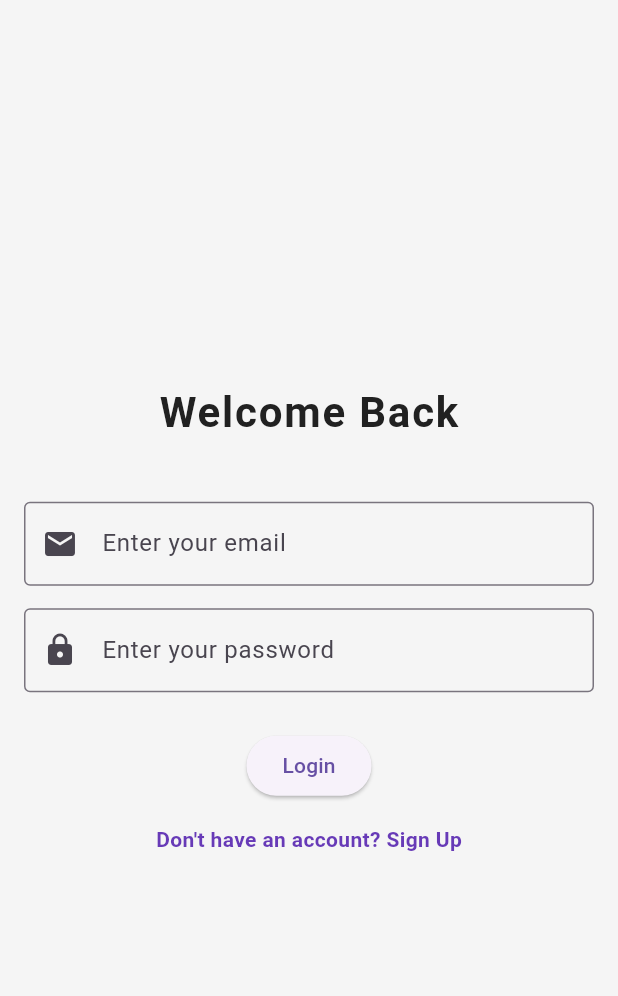
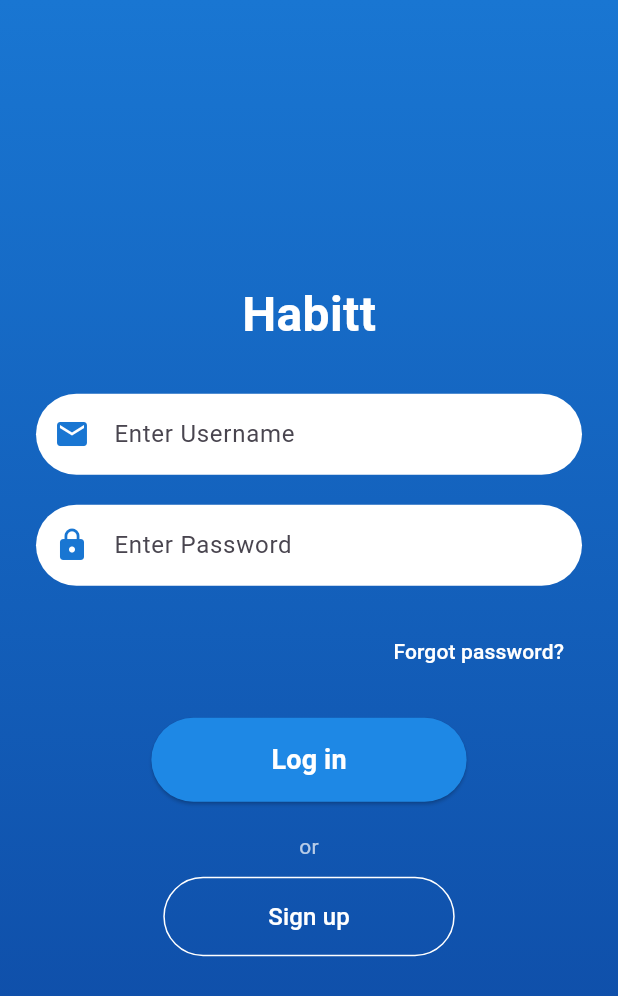
Before and after one commit to siddhipra2804-a11y/habit_tracker, a Flutter app: the screen it shows after launch, on a phone screen of 412 x 824 dp. Shown: the top 996 px of the screen. Run offline on Flutter 3.47's test engine with Material 3 defaults, Android fonts, the phone set to English and light mode, and no system bars; our stand-ins replace fluttertoast, go_router.

Commit message:
update login_screen.dart

```diff
--- a/lib/login_screen.dart
+++ b/lib/login_screen.dart
@@ -1,131 +1,159 @@
 import 'package:flutter/material.dart';
-import 'package:shared_preferences/shared_preferences.dart';
-import 'package:go_router/go_router.dart';
-import 'app_styles.dart';
+
+import 'habit_tracker_screen.dart';
+import 'register_screen.dart';
 
 class LoginScreen extends StatefulWidget {
   const LoginScreen({super.key});
 
   @override
-  State<LoginScreen> createState() => _LoginScreenState();
+  _LoginScreenState createState() => _LoginScreenState();
 }
 
 class _LoginScreenState extends State<LoginScreen> {
-  // Step 1: Controllers for inputs
-  final TextEditingController _emailController = TextEditingController();
-  final TextEditingController _passwordController = TextEditingController();
+  final _usernameController = TextEditingController();
+  final _passwordController = TextEditingController();
 
-  // Step 2: Validate Input
-  bool _validateForm() {
-    String email = _emailController.text.trim();
-    String password = _passwordController.text.trim();
+  // Default credentials
+  final String defaultUsername = 'testuser';
+  final String defaultPassword = 'password123';
 
-    if (email.isEmpty || password.isEmpty) {
-      _showError('Please fill in all fields');
-      return false;
+  void _login() {
+    // The login logic goes here
+    print("login logic here");
+
+    final username = _usernameController.text;
+    final password = _passwordController.text;
+
+    if (username == defaultUsername && password == defaultPassword) {
+      Navigator.pushReplacement(
+        context,
+        MaterialPageRoute(
+          builder: (context) => HabitTrackerScreen(username: username),
+        ),
+      );
     }
-    // Basic email format check
-    if (!email.contains('@') || !email.contains('.')) {
-      _showError('Please enter a valid email address');
-      return false;
-    }
-    return true;
-  }
-
-  // Step 3: Verify Credentials with SharedPreferences
-  Future<void> _authenticateUser() async {
-    final prefs = await SharedPreferences.getInstance();
-
-    // Retrieve the data we saved during Sign-Up
-    String? storedEmail = prefs.getString('email');
-    String? storedPassword = prefs.getString('password');
-
-    if (storedEmail == _emailController.text && storedPassword == _passwordController.text) {
-      if (mounted) {
-        // SUCCESS: Navigate to the home/dashboard (create this route next!)
-        ScaffoldMessenger.of(context).showSnackBar(
-          const SnackBar(content: Text('Login Successful!')),
-        );
-        // context.go('/home');
-      }
-    } else {
-      _showError('Invalid email or password');
-    }
-  }
-
-  // Step 4: Handle Login Button Press
-  void _handleLogin() {
-    if (_validateForm()) {
-      _authenticateUser();
-    }
-  }
-
-  void _showError(String message) {
-    ScaffoldMessenger.of(context).showSnackBar(
-      SnackBar(content: Text(message), backgroundColor: Colors.red),
-    );
-  }
-
-  @override
-  void dispose() {
-    _emailController.dispose();
-    _passwordController.dispose();
-    super.dispose();
   }
 
   @override
   Widget build(BuildContext context) {
     return Scaffold(
-      backgroundColor: AppStyles.backgroundColor,
-      body: Padding(
-        padding: AppStyles.screenPadding,
+      body: Container(
+        decoration: BoxDecoration(
+          gradient: LinearGradient(
+            colors: [Colors.blue.shade700, Colors.blue.shade900],
+            begin: Alignment.topCenter,
+            end: Alignment.bottomCenter,
+          ),
+        ),
         child: Center(
           child: SingleChildScrollView(
+            padding: const EdgeInsets.all(24.0),
             child: Column(
               mainAxisAlignment: MainAxisAlignment.center,
               children: [
-                const Text("Welcome Back", style: AppStyles.headerStyle),
-                const SizedBox(height: 40),
-
-                // Step 1: UI Components
-                TextField(
-                  controller: _emailController,
-                  decoration: const InputDecoration(
-                    labelText: 'Enter your email',
-                    prefixIcon: Icon(Icons.email),
-                    border: OutlineInputBorder(),
+                const Text(
+                  'Habitt',
+                  style: TextStyle(
+                    fontSize: 32,
+                    fontWeight: FontWeight.bold,
+                    color: Colors.white,
                   ),
-                  keyboardType: TextInputType.emailAddress,
                 ),
-                const SizedBox(height: 15),
-                TextField(
-                  controller: _passwordController,
-                  decoration: const InputDecoration(
-                    labelText: 'Enter your password',
-                    prefixIcon: Icon(Icons.lock),
-                    border: OutlineInputBorder(),
+                const SizedBox(height: 30),
+                Container(
+                  decoration: BoxDecoration(
+                    color: Colors.white,
+                    borderRadius: BorderRadius.circular(30),
                   ),
-                  obscureText: true,
+                  child: TextField(
+                    controller: _usernameController,
+                    decoration: InputDecoration(
+                      prefixIcon:
+                          Icon(Icons.email, color: Colors.blue.shade700),
+                      hintText: 'Enter Username',
+                      border: InputBorder.none,
+                      contentPadding: const EdgeInsets.symmetric(
+                          horizontal: 20, vertical: 15),
+                    ),
+                  ),
                 ),
-                const SizedBox(height: 25),
-
-                // Login Button
+                const SizedBox(height: 20),
+                Container(
+                  decoration: BoxDecoration(
+                    color: Colors.white,
+                    borderRadius: BorderRadius.circular(30),
+                  ),
+                  child: TextField(
+                    controller: _passwordController,
+                    obscureText: true,
+                    decoration: InputDecoration(
+                      prefixIcon: Icon(Icons.lock, color: Colors.blue.shade700),
+                      hintText: 'Enter Password',
+                      border: InputBorder.none,
+                      contentPadding: const EdgeInsets.symmetric(
+                          horizontal: 20, vertical: 15),
+                    ),
+                  ),
+                ),
+                const SizedBox(height: 20),
+                Align(
+                  alignment: Alignment.centerRight,
+                  child: TextButton(
+                    onPressed: () {
+                      // Logic for forgot password can be added here
+                    },
+                    child: const Text(
+                      'Forgot password?',
+                      style: TextStyle(color: Colors.white),
+                    ),
+                  ),
+                ),
+                const SizedBox(height: 20),
                 ElevatedButton(
-                  onPressed: _handleLogin,
-                  child: const Text('Login'),
-                ),
-
-                const SizedBox(height: 15),
-
-                // Step 1: GestureDetector/TextButton for Navigation
-                GestureDetector(
-                  onTap: () => context.push('/signup'),
+                  onPressed: _login,
+                  style: ElevatedButton.styleFrom(
+                    backgroundColor: Colors.blue.shade600,
+                    shape: RoundedRectangleBorder(
+                      borderRadius: BorderRadius.circular(30.0),
+                    ),
+                    padding: const EdgeInsets.symmetric(
+                        horizontal: 80, vertical: 15),
+                  ),
                   child: const Text(
-                    "Don't have an account? Sign Up",
+                    'Log in',
                     style: TextStyle(
-                      color: AppStyles.primaryColor,
+                      fontSize: 18,
+                      color: Colors.white,
                       fontWeight: FontWeight.bold,
                     ),
+                  ),
+                ),
+                const SizedBox(height: 20),
+                const Text(
+                  'or',
+                  style: TextStyle(color: Colors.white70),
+                ),
+                const SizedBox(height: 10),
+                OutlinedButton(
+                  onPressed: () {
+                    Navigator.push(
+                      context,
+                      MaterialPageRoute(
+                          builder: (context) => const RegisterScreen()),
+                    );
+                  },
+                  style: OutlinedButton.styleFrom(
+                    side: const BorderSide(color: Colors.white),
+                    shape: RoundedRectangleBorder(
+                      borderRadius: BorderRadius.circular(30.0),
+                    ),
+                    padding: const EdgeInsets.symmetric(
+                        horizontal: 70, vertical: 15),
+                  ),
+                  child: const Text(
+                    'Sign up',
+                    style: TextStyle(color: Colors.white, fontSize: 16),
                   ),
                 ),
               ],
```
